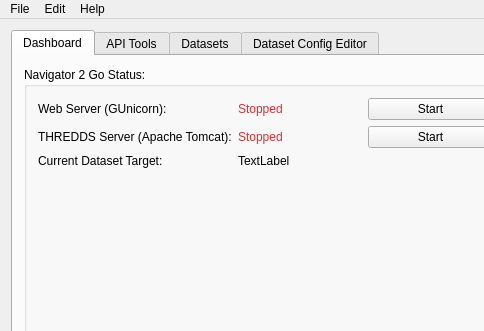
Above: Config_Tool/mainwindow.ui from DFO-Ocean-Navigator/Navigator2Go before the change; both pictures show x 0 to 484 and y 0 to 331 of the 1280 by 720 pixel window. Below: the same form after it.
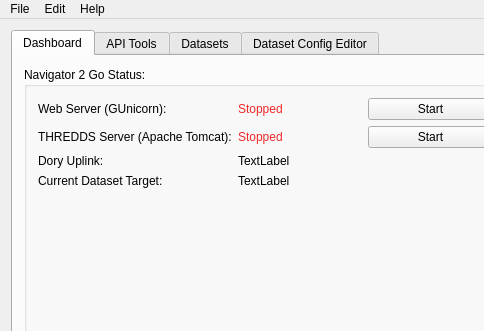
That is the form after the change. Icons and pictures are not drawn.

Commit message:
Implemented UI feedback for uplink changed.
* Praise thread pools and signal/slot <3

Patch:
```diff
--- a/Config_Tool/mainwindow.ui
+++ b/Config_Tool/mainwindow.ui
@@ -141,7 +141,7 @@
                </property>
               </widget>
              </item>
-             <item row="3" column="0">
+             <item row="4" column="0">
               <spacer name="verticalSpacer">
                <property name="orientation">
                 <enum>Qt::Vertical</enum>
@@ -165,20 +165,34 @@
                </property>
               </widget>
              </item>
-             <item row="2" column="0">
+             <item row="3" column="0">
               <widget class="QLabel" name="label_5">
                <property name="text">
                 <string>Current Dataset Target:</string>
                </property>
               </widget>
              </item>
-             <item row="2" column="1">
+             <item row="3" column="1">
               <widget class="QLabel" name="labelDatasetTarget">
                <property name="text">
                 <string>TextLabel</string>
                </property>
               </widget>
              </item>
+             <item row="2" column="0">
+              <widget class="QLabel" name="label_17">
+               <property name="text">
+                <string>Dory Uplink:</string>
+               </property>
+              </widget>
+             </item>
+             <item row="2" column="1">
+              <widget class="QLabel" name="labelDoryUplink">
+               <property name="text">
+                <string>TextLabel</string>
+               </property>
+              </widget>
+             </item>
             </layout>
            </widget>
           </item>
```
Left out of the diff: 36 changed lines with no effect on the pictures. The commit also changes 4 other files.
